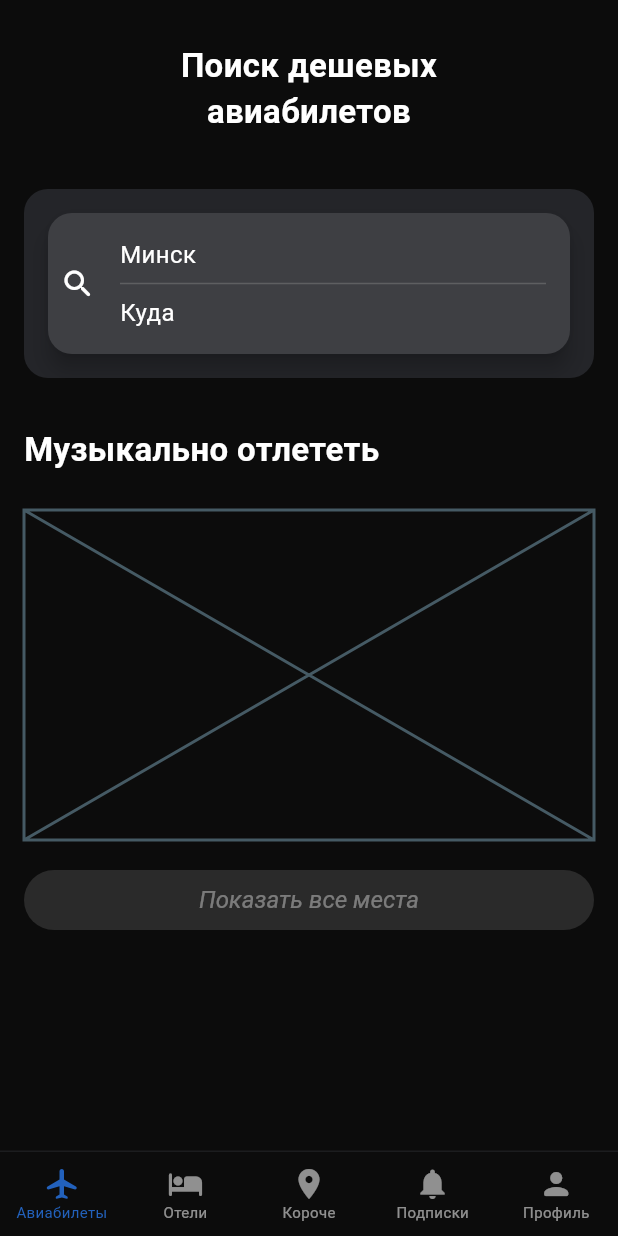
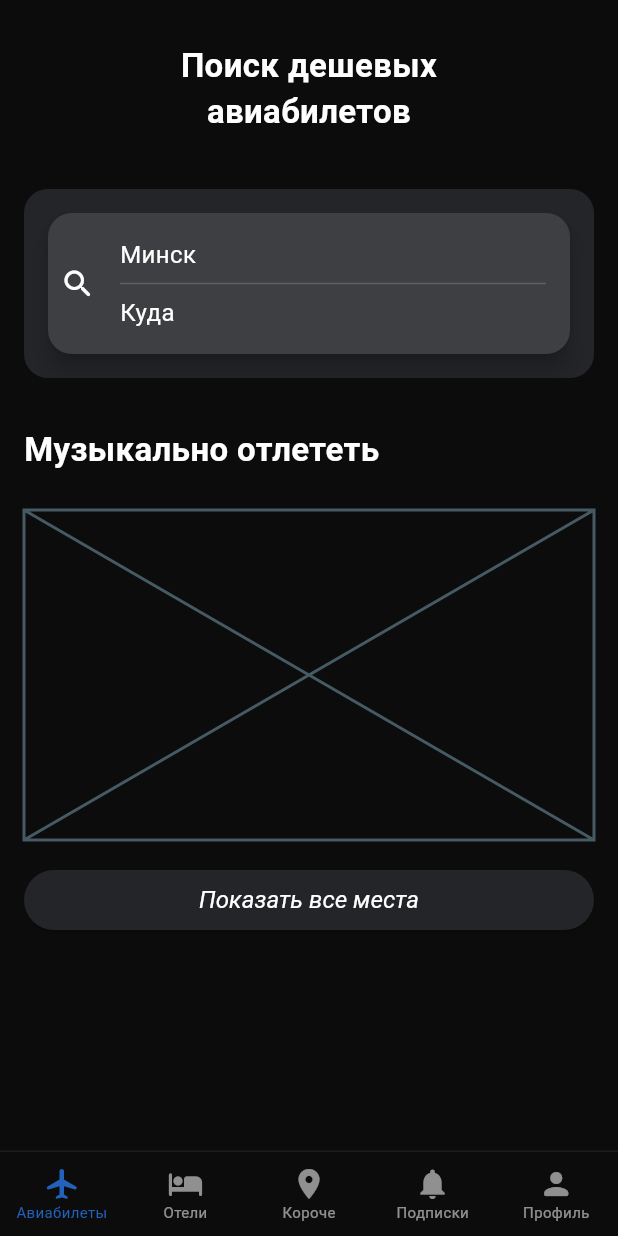
Before and after one commit to alternatio/ticket-app, a Flutter app: the screen it shows after launch, on a phone screen of 412 x 824 dp. Run offline on Flutter 3.47's test engine with Material 3 defaults, Android fonts, the phone set to English and light mode, and no system bars.

Commit message:
feat: primary color changed

```diff
--- a/lib/src/screens/home/index.dart
+++ b/lib/src/screens/home/index.dart
@@ -11,16 +11,17 @@ class HomeScreen extends StatelessWidget {
   Widget build(BuildContext context) {
     return ListView(
       padding: const EdgeInsets.symmetric(horizontal: 16.0),
-      children: const [
-        SizedBox(height: 28.0),
-        HomeScreenStart(),
-        SizedBox(height: 36.0),
-        HomeScreenSearchCard(),
-        SizedBox(height: 32.0),
+      children: [
+        const SizedBox(height: 28.0),
+        const HomeScreenStart(),
+        const SizedBox(height: 36.0),
+        const HomeScreenSearchCard(),
+        const SizedBox(height: 32.0),
         ContentSection(
           name: 'Музыкально отлететь',
           buttonText: 'Показать все места',
-          child: Placeholder(fallbackHeight: 220.0),
+          buttonOnTap: () {},
+          child: const Placeholder(fallbackHeight: 220.0),
         )
       ],
     );
--- a/lib/src/styles/color_scheme.dart
+++ b/lib/src/styles/color_scheme.dart
@@ -3,6 +3,7 @@ import 'package:ticket_app/src/styles/colors.dart';
 
 class AppColorSchemes {
   static const darkColorScheme = ColorScheme.dark(
+    primary: AppColors.white,
     surface: AppColors.grey2,
     onSurface: AppColors.white,
     // surfaceContainerHighest: AppColors.white,
```
